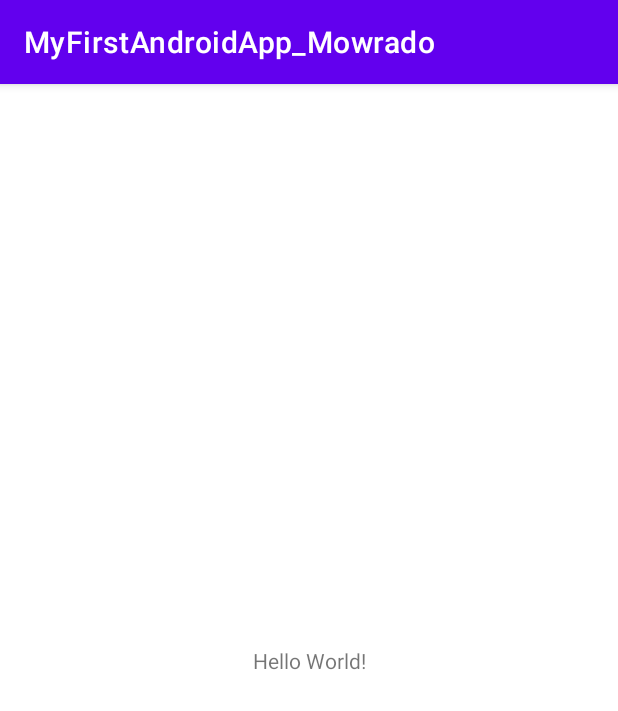
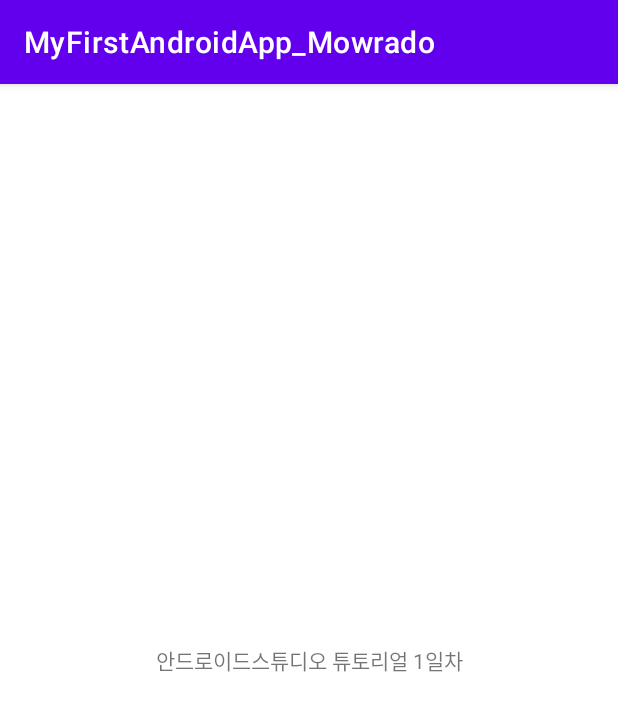
Before and after one commit to mowrado/MyFirstAndroidApp_Mowrado, an Android app: the screen it shows after launch (MainActivity), on a phone screen of 412 x 824 dp. Shown: the top 711 px of the screen. Run offline under Robolectric (Android 15) with nearby library versions, the phone set to English and light mode, and no system bars.

Commit message:
환영문구변경

```diff
--- a/app/src/main/res/layout/activity_main.xml
+++ b/app/src/main/res/layout/activity_main.xml
@@ -9,7 +9,7 @@
     <TextView
         android:layout_width="wrap_content"
         android:layout_height="wrap_content"
-        android:text="Hello World!"
+        android:text="안드로이드스튜디오 튜토리얼 1일차"
         app:layout_constraintBottom_toBottomOf="parent"
         app:layout_constraintEnd_toEndOf="parent"
         app:layout_constraintStart_toStartOf="parent"
```
